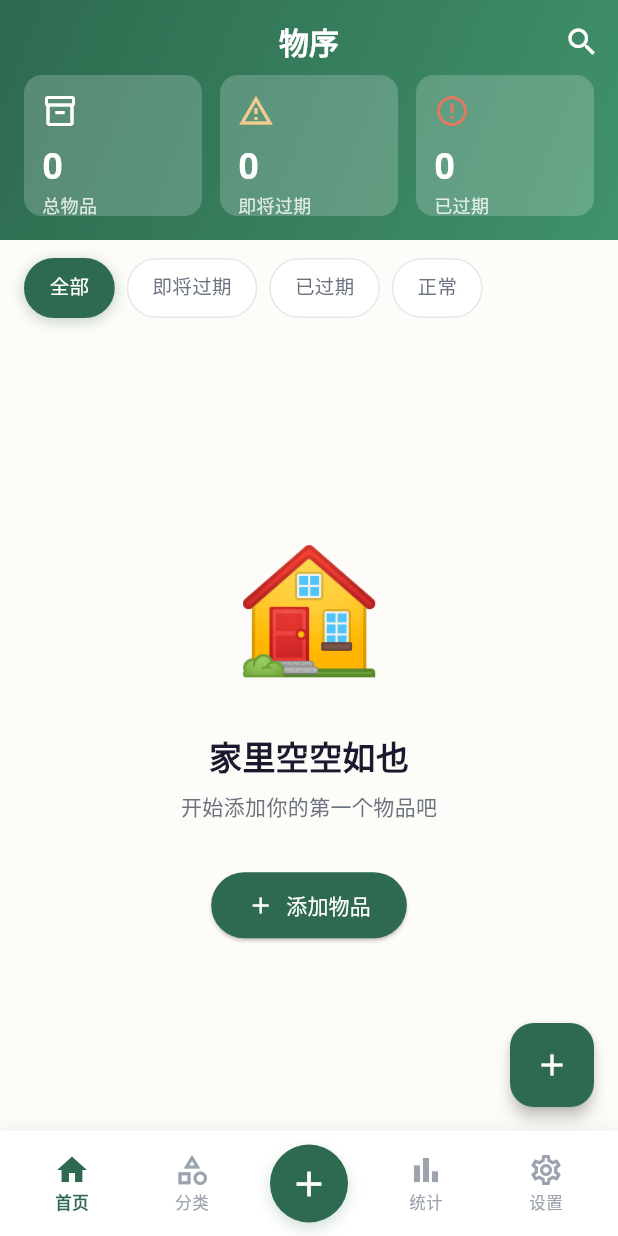
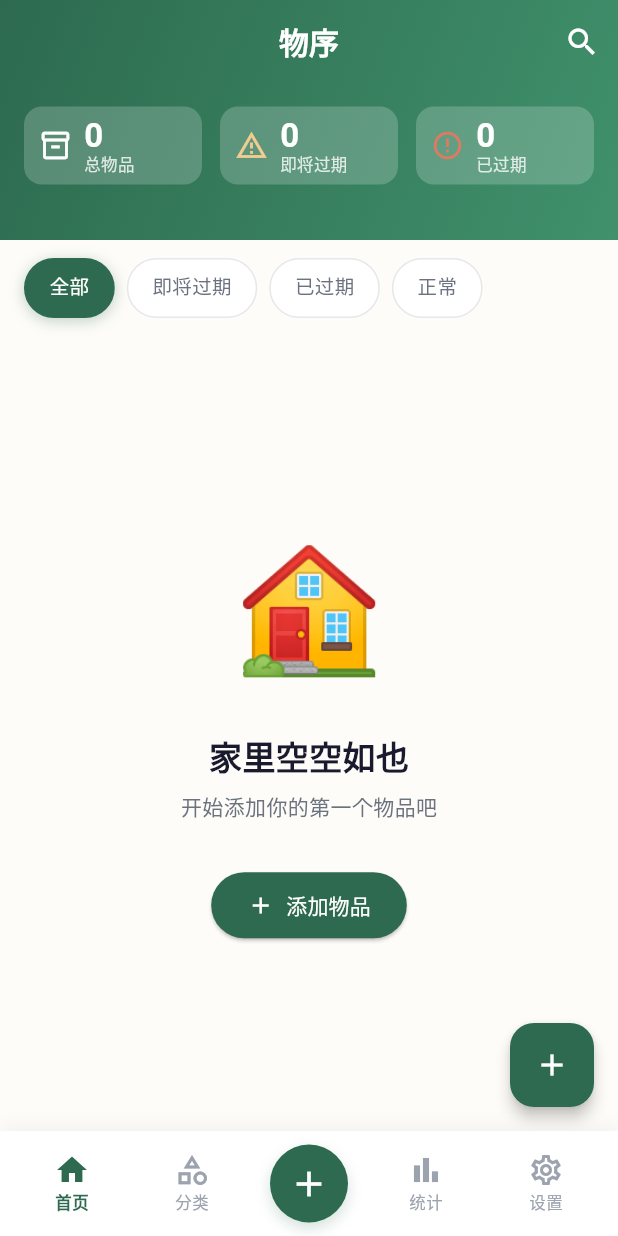
Before and after one commit to Silk-tree/wuxu-app, a Flutter app: the screen it shows after launch, on a phone screen of 412 x 824 dp. Run offline on Flutter 3.47's test engine with Material 3 defaults, Android fonts, the phone set to English and light mode, and no system bars; our stand-ins replace flutter_local_notifications, shared_preferences, shimmer, timezone; network calls fail; Roboto replaces fonts that are missing (PingFang SC).

```diff
--- a/frontend/lib/pages/home_page.dart
+++ b/frontend/lib/pages/home_page.dart
@@ -21,7 +21,6 @@ class HomePage extends StatefulWidget {
 class _HomePageState extends State<HomePage> {
   final List<String> _statusTabs = const ['全部', '即将过期', '已过期', '正常'];
   int _selectedTab = 0;
-  final ScrollController _scrollController = ScrollController();
 
   @override
   void initState() {
@@ -30,25 +29,6 @@ class _HomePageState extends State<HomePage> {
       Provider.of<ItemProvider>(context, listen: false).loadCategories();
       Provider.of<ItemProvider>(context, listen: false).loadItems();
     });
-
-    // 上拉加载更多
-    _scrollController.addListener(_onScroll);
-  }
-
-  @override
-  void dispose() {
-    _scrollController.dispose();
-    super.dispose();
-  }
-
-  void _onScroll() {
-    if (_scrollController.position.pixels >=
-        _scrollController.position.maxScrollExtent - 200) {
-      final provider = Provider.of<ItemProvider>(context, listen: false);
-      if (!provider.isLoading) {
-        provider.loadItems(reload: false);
-      }
-    }
   }
 
   String _getStatusValue(int index) {
@@ -82,7 +62,6 @@ class _HomePageState extends State<HomePage> {
         },
         color: AppColors.primary,
         child: CustomScrollView(
-          controller: _scrollController,
           physics: const AlwaysScrollableScrollPhysics(),
           slivers: [
             _buildSliverAppBar(),
@@ -166,29 +145,43 @@ class _HomePageState extends State<HomePage> {
 
   Widget _buildStatCard(String label, String value, IconData icon, Color iconColor) {
     return Container(
-      padding: const EdgeInsets.all(12),
+      padding: const EdgeInsets.symmetric(horizontal: 10, vertical: 8),
       decoration: BoxDecoration(
         color: Colors.white.withOpacity(0.2),
         borderRadius: BorderRadius.circular(12),
       ),
+      child: Row(
+        children: [
+          Icon(icon, color: iconColor, size: 22),
+          const SizedBox(width: 8),
+          Expanded(
             child: Column(
+              mainAxisSize: MainAxisSize.min,
               crossAxisAlignment: CrossAxisAlignment.start,
               children: [
-          Icon(icon, color: iconColor, size: 24),
-          const SizedBox(height: 8),
                 Text(
                   value,
+                  maxLines: 1,
+                  overflow: TextOverflow.ellipsis,
                   style: const TextStyle(
-              fontSize: 24,
+                    fontSize: 22,
+                    height: 1,
                     fontWeight: FontWeight.w700,
                     color: Colors.white,
                   ),
                 ),
+                const SizedBox(height: 2),
                 Text(
                   label,
+                  maxLines: 1,
+                  overflow: TextOverflow.ellipsis,
                   style: TextStyle(
-              fontSize: 12,
+                    fontSize: 11,
+                    height: 1.1,
                     color: Colors.white.withOpacity(0.8),
+                  ),
+                ),
+              ],
             ),
           ),
         ],
```
Also changed, not shown: frontend/lib/pages/item_detail_page.dart (+7 -5 lines), frontend/lib/pages/settings_page.dart (+15 -4 lines). Lines whose indentation alone changed are shown as unchanged.
